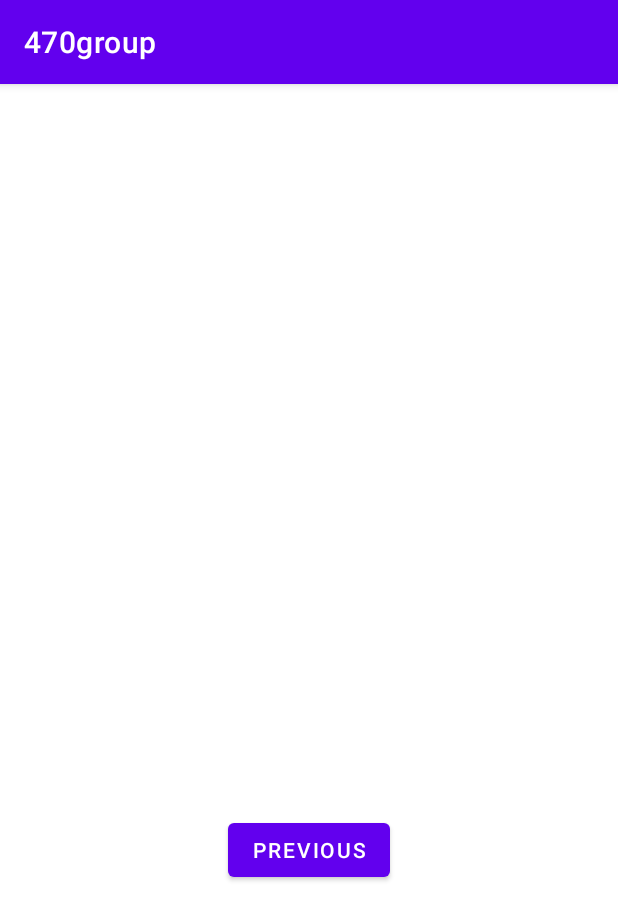
After one commit to KevuTheDev/asgn-cp470-android-project, an Android app: the fragment ThirdFragment shown on its own in the app's theme, on a phone screen of 412 x 824 dp. The commit adds this screen. Shown: the top 920 px of the screen. Run offline under Robolectric (Android 15) with nearby library versions, the phone set to English and light mode, and no system bars.

```diff
--- a/app/src/main/AndroidManifest.xml
+++ b/app/src/main/AndroidManifest.xml
@@ -11,6 +11,7 @@
         android:roundIcon="@mipmap/ic_launcher_round"
         android:supportsRtl="true"
         android:theme="@style/Theme.470group"
+
         tools:targetApi="31">
 
         <!--
--- a/app/src/main/java/com/example/a470group/MainScreen.java
+++ b/app/src/main/java/com/example/a470group/MainScreen.java
@@ -1,6 +1,7 @@
 package com.example.a470group;
 
 import android.os.Bundle;
+import android.widget.Button;
 
 import com.google.android.material.bottomnavigation.BottomNavigationView;
 
@@ -26,7 +27,7 @@ public class MainScreen extends AppCompatActivity {
     // Passing each menu ID as a set of Ids because each
     // menu should be considered as top level destinations.
     AppBarConfiguration appBarConfiguration = new AppBarConfiguration.Builder(
-        R.id.navigation_home, R.id.navigation_dashboard)
+        R.id.navigation_home, R.id.navigation_dashboard, R.id.navigation)
         .build();
     NavController navController = Navigation.findNavController(this, R.id.nav_host_fragment_activity_main_screen);
     NavigationUI.setupActionBarWithNavController(this, navController, appBarConfiguration);
--- /dev/null
+++ b/app/src/main/java/com/example/a470group/ThirdFragment.java
@@ -0,0 +1,47 @@
+package com.example.a470group;
+
+import android.os.Bundle;
+import android.view.LayoutInflater;
+import android.view.View;
+import android.view.ViewGroup;
+
+import androidx.annotation.NonNull;
+import androidx.fragment.app.Fragment;
+import androidx.navigation.fragment.NavHostFragment;
+
+import com.example.a470group.databinding.FragmentThirdBinding;
+
+public class ThirdFragment extends Fragment {
+
+  private FragmentThirdBinding binding;
+
+  @Override
+  public View onCreateView(
+      LayoutInflater inflater, ViewGroup container,
+      Bundle savedInstanceState
+  ) {
+
+    binding = FragmentThirdBinding.inflate(inflater, container, false);
+    return binding.getRoot();
+
+  }
+
+  public void onViewCreated(@NonNull View view, Bundle savedInstanceState) {
+    super.onViewCreated(view, savedInstanceState);
+
+    binding.buttonThird.setOnClickListener(new View.OnClickListener() {
+      @Override
+      public void onClick(View view) {
+        NavHostFragment.findNavController(ThirdFragment.this)
+            .navigate(R.id.action_SecondFragment_to_FirstFragment);
+      }
+    });
+  }
+
+  @Override
+  public void onDestroyView() {
+    super.onDestroyView();
+    binding = null;
+  }
+
+}
--- a/app/src/main/java/com/example/a470group/ui/dashboard/DashboardFragment.java
+++ b/app/src/main/java/com/example/a470group/ui/dashboard/DashboardFragment.java
@@ -23,6 +23,7 @@ import androidx.lifecycle.ViewModelProvider;
 
 import com.example.a470group.R;
 import com.example.a470group.databinding.FragmentDashboardBinding;
+import com.example.a470group.ui.home.HomeFragment;
 
 import java.util.ArrayList;
 
@@ -33,6 +34,7 @@ public class DashboardFragment extends Fragment {
   private ListView dashboardListView;
   private DashboardAdapter dashboardAdapter;
   private ArrayList<String> stopsList = new ArrayList<String>();
+  private Dialog alert;
 
   @Nullable
   @Override
@@ -60,6 +62,7 @@ public class DashboardFragment extends Fragment {
         makeDialog(getContext(), stopsList.get(i), stopTimes);
       }
     });
+
 
     return root;
   }
--- /dev/null
+++ b/app/src/main/res/layout/fragment_third.xml
@@ -0,0 +1,27 @@
+<?xml version="1.0" encoding="utf-8"?>
+<androidx.constraintlayout.widget.ConstraintLayout xmlns:android="http://schemas.android.com/apk/res/android"
+    xmlns:app="http://schemas.android.com/apk/res-auto"
+    xmlns:tools="http://schemas.android.com/tools"
+    android:layout_width="match_parent"
+    android:layout_height="match_parent"
+    tools:context=".ThirdFragment">
+
+    <TextView
+        android:id="@+id/textview_third"
+        android:layout_width="wrap_content"
+        android:layout_height="wrap_content"
+        app:layout_constraintBottom_toTopOf="@id/button_third"
+        app:layout_constraintEnd_toEndOf="parent"
+        app:layout_constraintStart_toStartOf="parent"
+        app:layout_constraintTop_toTopOf="parent" />
+
+    <Button
+        android:id="@+id/button_third"
+        android:layout_width="wrap_content"
+        android:layout_height="wrap_content"
+        android:text="@string/previous"
+        app:layout_constraintBottom_toBottomOf="parent"
+        app:layout_constraintEnd_toEndOf="parent"
+        app:layout_constraintStart_toStartOf="parent"
+        app:layout_constraintTop_toBottomOf="@id/textview_third" />
+</androidx.constraintlayout.widget.ConstraintLayout>
--- a/app/src/main/res/menu/bottom_nav_menu.xml
+++ b/app/src/main/res/menu/bottom_nav_menu.xml
@@ -11,8 +11,8 @@
         android:icon="@drawable/ic_dashboard_black_24dp"
         android:title="@string/title_dashboard" />
 
-    <item android:id="@+id/action_one"
+    <item android:id="@+id/navigation"
+        android:icon="@drawable/help"
         android:title="Help"
-        android:icon="@drawable/help"
         />
 </menu>
--- a/app/src/main/res/menu/menu_main.xml
+++ b/app/src/main/res/menu/menu_main.xml
@@ -7,4 +7,5 @@
         android:orderInCategory="100"
         android:title="@string/action_settings"
         app:showAsAction="never" />
+
 </menu>
```
Also changed, not shown: app/src/main/java/com/example/a470group/MainActivity.java (+24 -1 lines), 1 other file.
